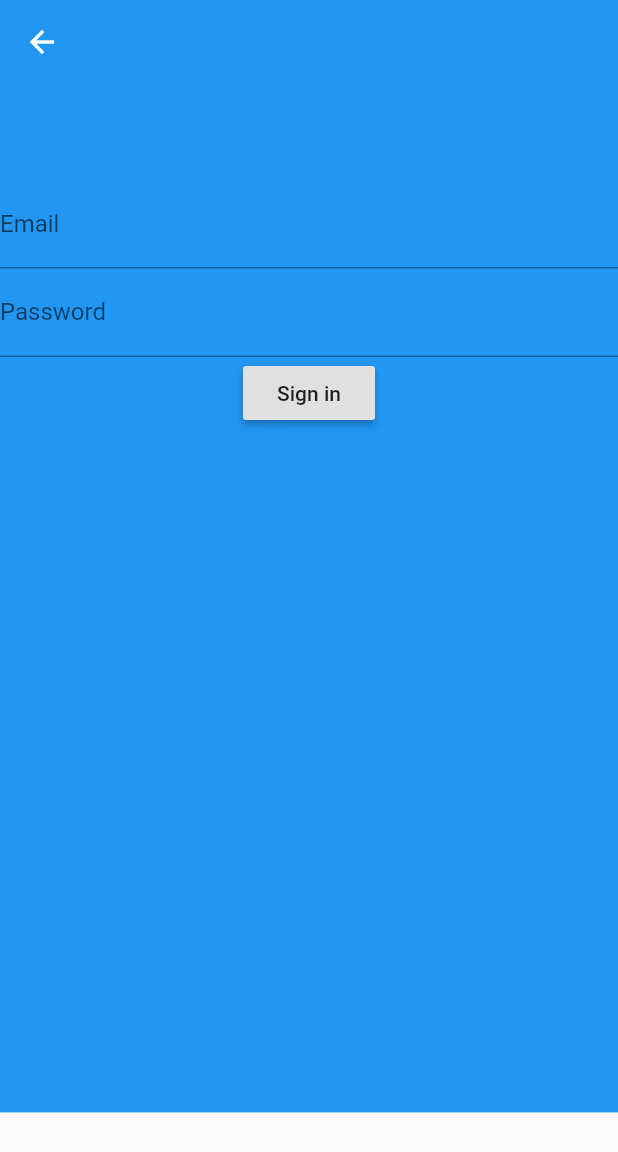
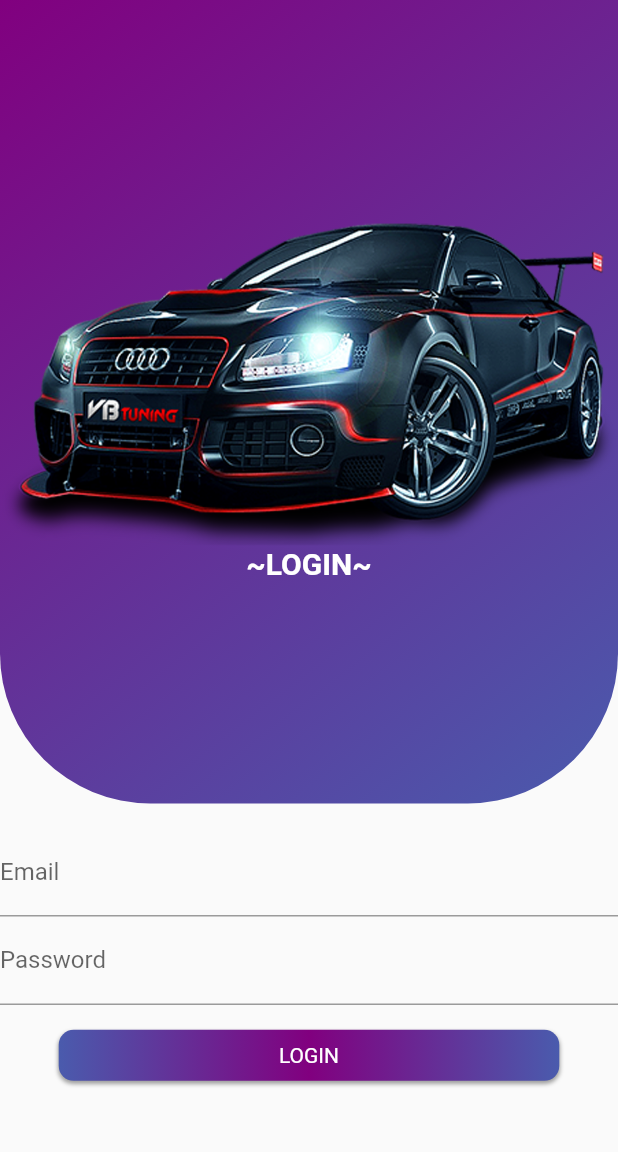
Before and after one commit to prabhunath111/micelio, a Flutter app: the screen it shows after launch, after a tap on "LOGIN", on a phone screen of 412 x 824 dp. Shown: the top 1152 px of the screen. Run offline on Flutter 3.47's test engine with Material 2 defaults, Android fonts, the phone set to English and light mode, and no system bars; our stand-ins replace firebase_auth, firebase_core, fluttertoast, geolocator, google_maps_flutter, shared_preferences; accounts and stored records are empty.

Commit message:
continue design

```diff
--- a/lib/screens/homeScreen.dart
+++ b/lib/screens/homeScreen.dart
@@ -28,15 +28,9 @@ class _HomeState extends State<Home> {
               child: Column(
                 mainAxisSize: MainAxisSize.min,
                 children: [
+                  Image.asset('assets/images/car.png'),
                   Text(
                     "~WELCOME~",
-                    style: TextStyle(
-                        color: Colors.white,
-                        fontSize: 16.0,
-                        fontWeight: FontWeight.bold),
-                  ),
-                  Text(
-                    "~MICELIO~",
                     style: TextStyle(
                         color: Colors.white,
                         fontSize: 16.0,
--- a/lib/screens/login.dart
+++ b/lib/screens/login.dart
@@ -1,6 +1,7 @@
 import 'package:firebase_core/firebase_core.dart';
 import 'package:flutter/material.dart';
 import 'package:firebase_auth/firebase_auth.dart';
+import 'package:micelio/utils/button.dart';
 import 'package:micelio/utils/constants.dart';
 import 'package:micelio/utils/showAlert.dart';
 FirebaseAuth auth = FirebaseAuth.instance;
@@ -16,16 +17,40 @@ class _LoginState extends State<Login> {
 
   @override
   Widget build(BuildContext context) {
+    var screenSize = MediaQuery.of(context).size;
     return
       Scaffold(
-        body: Stack(
+        body: SingleChildScrollView(
+          child: Column(
+            mainAxisSize: MainAxisSize.min,
             children: [
               Container(
-          height: MediaQuery.of(context).size.height * 0.9,
-          color: Colors.blue,
-          child: Padding(
-            padding: const EdgeInsets.only(top: 120.0),
-            child:
+                height: screenSize.height * 0.65,
+                decoration: BoxDecoration(
+                    gradient: LinearGradient(
+                        begin: Alignment.topLeft,
+                        end: Alignment.bottomRight,
+                        colors: [Color(0xFF81007F), Color(0xFF4A5BAD)]),
+                    borderRadius: BorderRadius.only(
+                        bottomLeft: Radius.circular(100),
+                        bottomRight: Radius.circular(100))),
+                child: Center(
+                  child: Column(
+                    mainAxisSize: MainAxisSize.min,
+                    children: [
+                      Image.asset('assets/images/car.png'),
+                      Text(
+                        "~LOGIN~",
+                        style: TextStyle(
+                            color: Colors.white,
+                            fontSize: 20.0,
+                            fontWeight: FontWeight.bold),
+                      ),
+                    ],
+                  ),
+                ),
+              ),
+              SizedBox(height: screenSize.height*0.02),
               Form(
                   key: _formKey,
                   child: Column(
@@ -53,29 +78,34 @@ class _LoginState extends State<Login> {
                         onSaved: (input) => _password = input,
                         obscureText: true,
                       ),
-                    RaisedButton(
-                      onPressed: signIn,
-                      child: Text('Sign in'),
-                    ),
                     ],
                   )
               ),
+              SizedBox(height: screenSize.height*0.02),
+              RaisedGradientButton(
+                  color: Colors.white,
+                  child: Text(
+                    'LOGIN',
+                    style: TextStyle(color: Colors.white),
+                  ),
+                  gradient: LinearGradient(
+                    begin: Alignment.centerLeft,
+                    end: Alignment.centerRight,
+                    colors: [
+                      Color(0xFF4A5BAD),
+                      Color(0xFF81007F),
+                      Color(0xFF4A5BAD)
+                    ],
+                  ),
+                  onPressed: () => login()
+              ),
+            ],
           ),
         ),
-        Positioned(
-            left: 0.0,
-            top: 0.0,
-            right: 0.0,
-            child: AppBar(
-              elevation: 0.0,
-              backgroundColor: Colors.transparent,
-            )
-        ),
-      ],
-    ));
+      );
   }
 
-  Future<void> signIn() async {
+  Future<void> login() async {
     await Firebase.initializeApp();
     final formState = _formKey.currentState;
     if (formState.validate()) {
@@ -85,7 +115,6 @@ class _LoginState extends State<Login> {
             .signInWithEmailAndPassword(email: _email, password: _password)).user;
         print("Inside try ${user.email} ");
         if(user!=null){
-          print("Line 88");
           Constants.prefs.setBool("loggedIn", true);
           Navigator.pushReplacementNamed(context, '/map');
         }else{}
--- a/lib/screens/register.dart
+++ b/lib/screens/register.dart
@@ -35,8 +35,9 @@ class _RegisterState extends State<Register> {
                 child: Column(
                   mainAxisSize: MainAxisSize.min,
                   children: [
+                    Image.asset('assets/images/car.png'),
                     Text(
-                      "~SIGN UP~",
+                      "~REGISTER~",
                       style: TextStyle(
                           color: Colors.white,
                           fontSize: 20.0,
@@ -116,5 +117,4 @@ class _RegisterState extends State<Register> {
       }
     }
   }
-
 }
```
Also changed, not shown: assets/images/car.png (added). Lines whose indentation alone changed are shown as unchanged.
